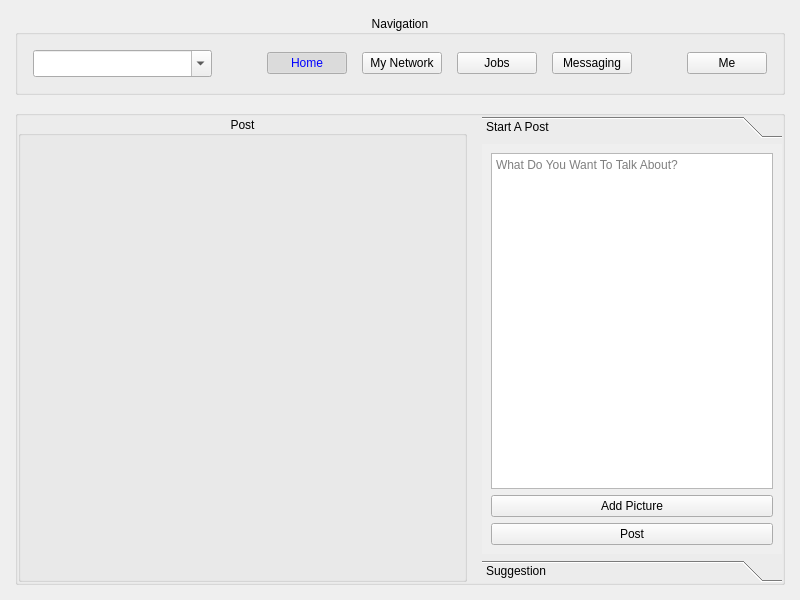
Above: Forms/home.ui from Sobrah/Linkedin before the change. Below: the same form after it.
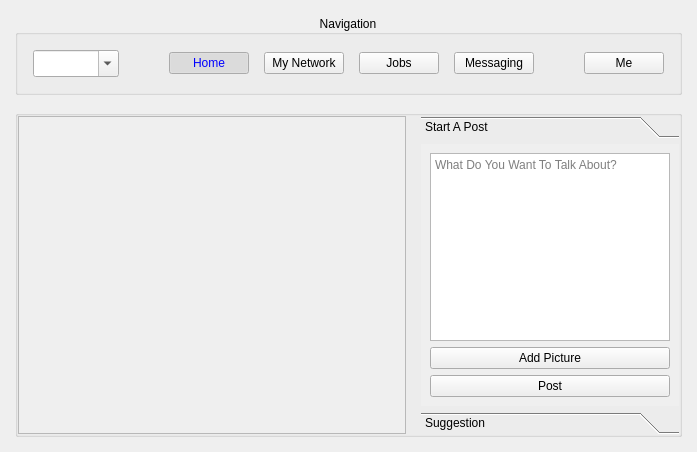
That is the form after the change.

```diff
--- a/Forms/home.ui
+++ b/Forms/home.ui
@@ -6,8 +6,8 @@
    <rect>
     <x>0</x>
     <y>0</y>
-    <width>800</width>
-    <height>600</height>
+    <width>697</width>
+    <height>452</height>
    </rect>
   </property>
   <property name="windowTitle">
@@ -19,7 +19,10 @@
 }
 </string>
   </property>
-  <layout class="QGridLayout" name="gridLayout">
+  <layout class="QVBoxLayout" name="verticalLayout_2">
+   <property name="spacing">
+    <number>15</number>
+   </property>
    <property name="leftMargin">
     <number>15</number>
    </property>
@@ -32,10 +35,7 @@
    <property name="bottomMargin">
     <number>15</number>
    </property>
-   <property name="spacing">
-    <number>15</number>
-   </property>
-   <item row="0" column="0" colspan="2">
+   <item>
     <widget class="QGroupBox" name="navigationGroup">
      <property name="title">
       <string>Navigation</string>
@@ -174,7 +174,7 @@
      </layout>
     </widget>
    </item>
-   <item row="1" column="0" colspan="2">
+   <item>
     <widget class="QGroupBox" name="containerGroup">
      <property name="flat">
       <bool>false</bool>
@@ -199,13 +199,35 @@
        <number>0</number>
       </property>
       <item>
-       <widget class="QGroupBox" name="postGroup">
-        <property name="title">
-         <string>Post</string>
+       <widget class="QScrollArea" name="postArea">
+        <property name="widgetResizable">
+         <bool>true</bool>
         </property>
-        <property name="alignment">
-         <set>Qt::AlignCenter</set>
-        </property>
+        <widget class="QWidget" name="postContents">
+         <property name="geometry">
+          <rect>
+           <x>0</x>
+           <y>0</y>
+           <width>388</width>
+           <height>328</height>
+          </rect>
+         </property>
+         <layout class="QVBoxLayout" name="verticalLayout_3">
+          <item>
+           <spacer name="verticalSpacer">
+            <property name="orientation">
+             <enum>Qt::Vertical</enum>
+            </property>
+            <property name="sizeHint" stdset="0">
+             <size>
+              <width>20</width>
+              <height>307</height>
+             </size>
+            </property>
+           </spacer>
+          </item>
+         </layout>
+        </widget>
        </widget>
       </item>
       <item>
@@ -218,8 +240,8 @@
           <rect>
            <x>0</x>
            <y>0</y>
-           <width>301</width>
-           <height>418</height>
+           <width>260</width>
+           <height>270</height>
           </rect>
          </property>
          <attribute name="label">
```
Left out of the diff: 6 changed lines with no effect on the pictures.
